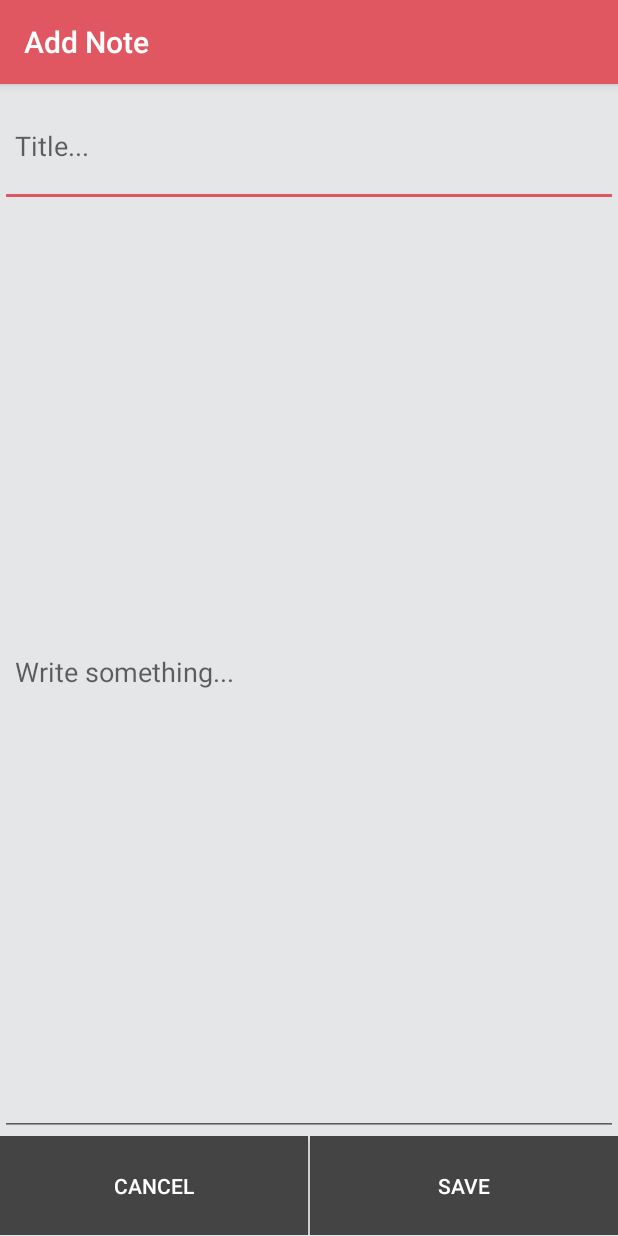
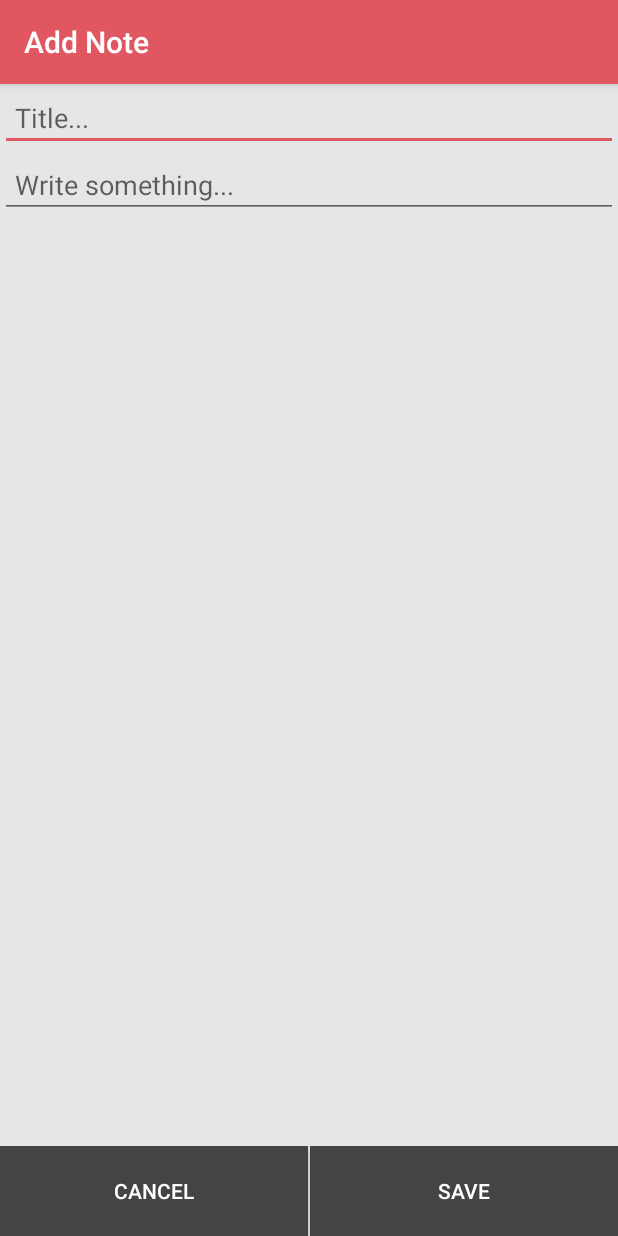
Before and after one commit to mantingkuo/quicknote, an Android app: the WriteNoteActivity screen opened directly, with no data from a screen before it, on a phone screen of 412 x 824 dp. Run offline under Robolectric (Android 15) with nearby library versions, the phone set to English and light mode, and no system bars.

Commit message:
Adjust ui.

```diff
--- a/app/src/main/java/mj/tw/com/quicknote/controller/DbManager.kt
+++ b/app/src/main/java/mj/tw/com/quicknote/controller/DbManager.kt
@@ -3,7 +3,6 @@ package mj.tw.com.quicknote.controller
 import android.arch.lifecycle.LiveData
 import android.arch.persistence.room.Room
 import mj.tw.com.quicknote.data.AppDb
-import mj.tw.com.quicknote.data.Note
 import mj.tw.com.quicknote.data.NoteEntity
 import mj.tw.com.quicknote.utility.AppState
 
--- a/app/src/main/res/layout/activity_write_note.xml
+++ b/app/src/main/res/layout/activity_write_note.xml
@@ -1,13 +1,12 @@
 <?xml version="1.0" encoding="utf-8"?>
-<LinearLayout xmlns:android="http://schemas.android.com/apk/res/android"
+<android.support.constraint.ConstraintLayout xmlns:android="http://schemas.android.com/apk/res/android"
     xmlns:app="http://schemas.android.com/apk/res-auto"
     android:layout_width="match_parent"
     android:layout_height="match_parent"
-    android:orientation="vertical"
-    android:weightSum="9.3"
     android:background="@color/allBg">
 
     <android.support.design.widget.AppBarLayout
+        android:id="@+id/toolbar_area"
         android:layout_width="match_parent"
         android:layout_height="wrap_content">
 
@@ -23,26 +22,28 @@
     <EditText
         android:id="@+id/title"
         android:layout_width="match_parent"
-        android:layout_height="0dp"
-        android:layout_weight="1"
+        android:layout_height="wrap_content"
+        android:maxLines="1"
+        android:inputType="text"
         android:hint="@string/write_note_hint_title"
-        android:padding="10dp" />
+        android:padding="10dp"
+        app:layout_constraintTop_toBottomOf="@id/toolbar_area"/>
 
     <EditText
         android:id="@+id/content"
         android:layout_width="match_parent"
-        android:layout_height="0dp"
-        android:layout_weight="7.5"
+        android:layout_height="wrap_content"
         android:hint="@string/write_note_hint"
-        android:padding="10dp" />
+        android:padding="10dp"
+        app:layout_constraintTop_toBottomOf="@id/title"/>
 
     <LinearLayout
         android:layout_width="match_parent"
-        android:layout_height="0dp"
-        android:layout_weight="0.8"
+        android:layout_height="60dp"
         android:gravity="bottom"
         android:orientation="horizontal"
-        android:weightSum="2">
+        android:weightSum="2"
+        app:layout_constraintBottom_toBottomOf="parent">
 
         <Button
             style="@style/Widget.AppCompat.Button.Colored"
@@ -68,4 +69,4 @@
             android:text="@string/save"
             android:textColor="@android:color/white" />
     </LinearLayout>
-</LinearLayout>
+</android.support.constraint.ConstraintLayout>
--- a/app/src/main/res/layout/view_note_item.xml
+++ b/app/src/main/res/layout/view_note_item.xml
@@ -17,7 +17,8 @@
             android:id="@+id/title"
             android:layout_width="wrap_content"
             android:layout_height="wrap_content"
-            android:textSize="14sp"
+            android:textColor="@color/listItemTitle"
+            android:textSize="15sp"
             android:textStyle="bold" />
 
         <TextView
@@ -31,6 +32,7 @@
         android:id="@+id/time"
         android:layout_width="wrap_content"
         android:layout_height="wrap_content"
+        android:textSize="12sp"
         app:layout_constraintBottom_toBottomOf="parent"
         app:layout_constraintRight_toRightOf="parent"
         app:layout_constraintTop_toTopOf="parent" />
--- a/app/src/main/res/values/colors.xml
+++ b/app/src/main/res/values/colors.xml
@@ -7,4 +7,5 @@
     <color name="allBg">#e5e6e8</color>
     <color name="actionbarBg">#e05761</color>
     <color name="writeBtnBg">#444444</color>
+    <color name="listItemTitle">#444444</color>
 </resources>
```
Also changed, not shown: app/src/main/java/mj/tw/com/quicknote/data/Note.kt (deleted, +0 -11 lines), app/src/main/java/mj/tw/com/quicknote/ui/NoteListAdapter.kt (+20 -4 lines).
